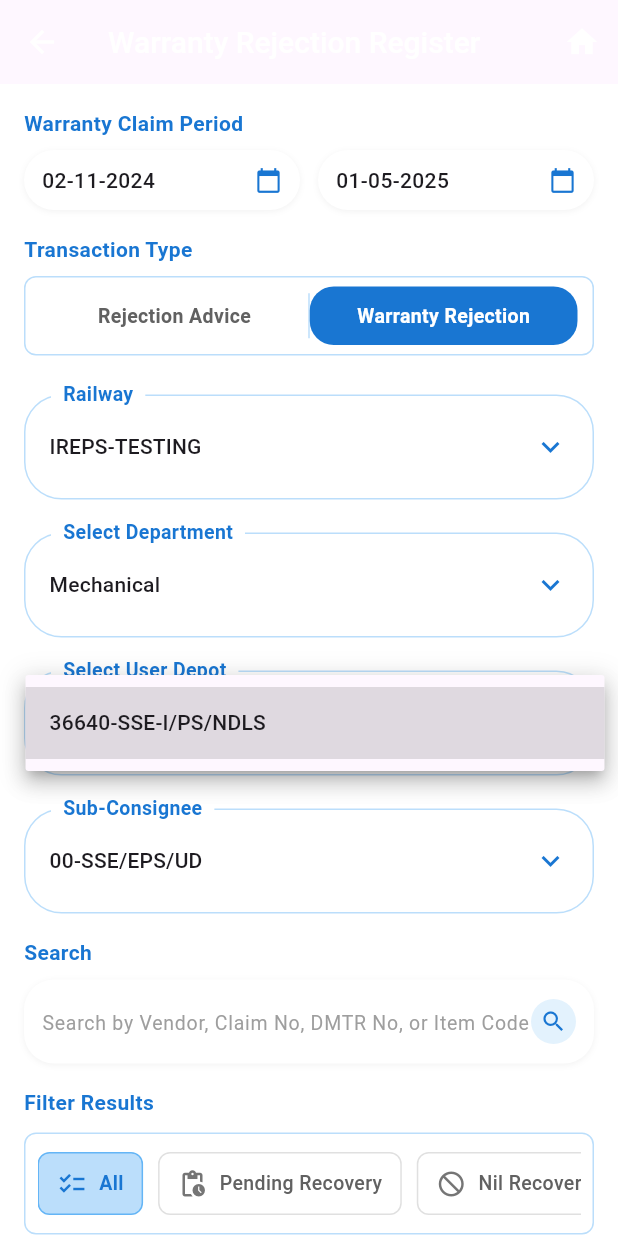
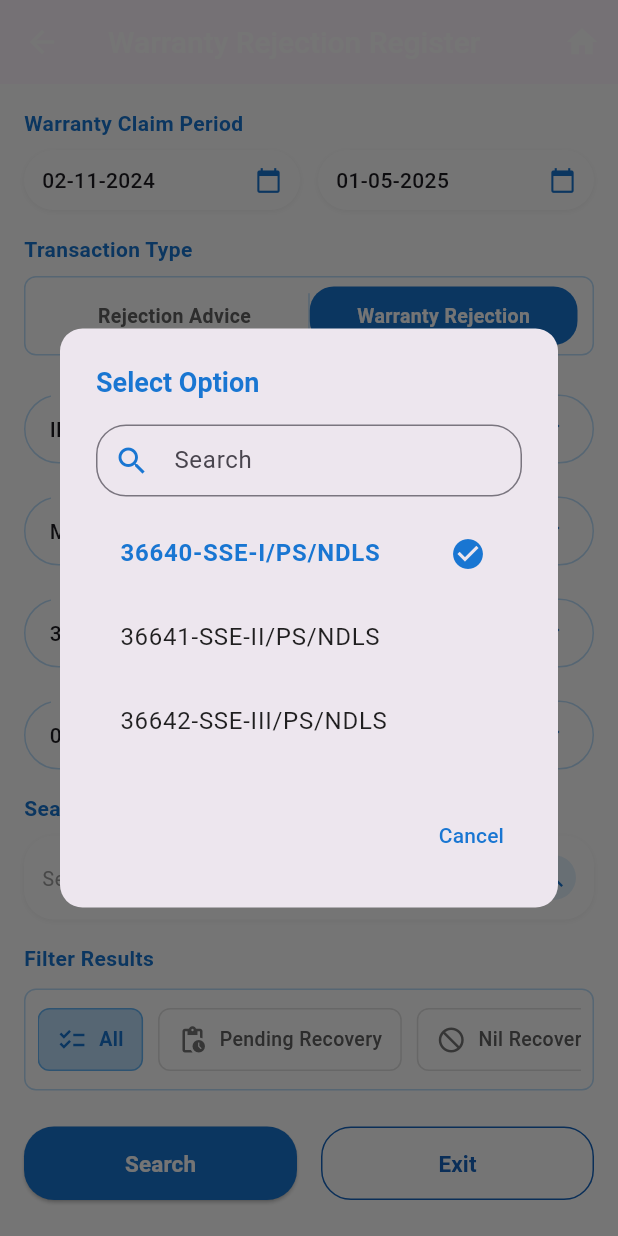
Before and after one commit to gajendrasingh05/ireps_training, a Flutter app: the WarrantyRejectionRegisterScreen screen opened directly, after a tap on "36640-SSE-I/PS/NDLS", on a phone screen of 412 x 824 dp. Run offline on Flutter 3.47's test engine with Material 3 defaults, Android fonts, the phone set to English and light mode, and no system bars; our stand-ins replace dropdown_search, flutter_svg, image_picker, package_info_plus, permission_handler, shared_preferences; missing offline and left inert: flutter_app; accounts and stored records are empty; Roboto replaces fonts that are missing (Gastie).

Commit message:
committed by Rishu - 13.05.2025 (Warranty rejection register)

```diff
--- a/lib/warrantyrejectionregister.dart
+++ b/lib/warrantyrejectionregister.dart
@@ -55,6 +55,12 @@ class WarrantyRejectionRegisterScreen extends StatefulWidget {
 class _WarrantyRejectionRegisterScreenState extends State<WarrantyRejectionRegisterScreen> {
   final TextEditingController _searchController = TextEditingController();
 
+  // Controllers for dropdown search
+  final TextEditingController _railwayController = TextEditingController();
+  final TextEditingController _departmentController = TextEditingController();
+  final TextEditingController _userDepotController = TextEditingController();
+  final TextEditingController _subConsigneeController = TextEditingController();
+
   DateTime? startDate = DateTime(2024, 2, 11);
   DateTime? endDate = DateTime(2025, 5, 1);
   String transactionType = 'Warranty Rejection Register';
@@ -63,6 +69,31 @@ class _WarrantyRejectionRegisterScreenState extends State<WarrantyRejectionRegis
   String userDepot = '36640-SSE-I/PS/NDLS';
   String subConsignee = '00-SSE/EPS/UD';
   String searchFilter = 'All';
+
+  // Lists for dropdown options
+  final List<String> railwayOptions = ['IREPS-TESTING', 'IREPS-PROD', 'NORTH-RAILWAY'];
+  final List<String> departmentOptions = ['Mechanical', 'Electrical', 'Civil', 'Signal'];
+  final List<String> userDepotOptions = ['36640-SSE-I/PS/NDLS', '36641-SSE-II/PS/NDLS', '36642-SSE-III/PS/NDLS'];
+  final List<String> subConsigneeOptions = ['00-SSE/EPS/UD', '01-SSE/EPS/LD', '02-SSE/EPS/CD'];
+
+  @override
+  void initState() {
+    super.initState();
+    _railwayController.text = railway;
+    _departmentController.text = department;
+    _userDepotController.text = userDepot;
+    _subConsigneeController.text = subConsignee;
+  }
+
+  @override
+  void dispose() {
+    _searchController.dispose();
+    _railwayController.dispose();
+    _departmentController.dispose();
+    _userDepotController.dispose();
+    _subConsigneeController.dispose();
+    super.dispose();
+  }
 
   @override
   Widget build(BuildContext context) {
@@ -211,239 +242,71 @@ class _WarrantyRejectionRegisterScreenState extends State<WarrantyRejectionRegis
               ),
               const SizedBox(height: 16),
 
-              // Railway dropdown - Made bigger
-              Stack(
-                clipBehavior: Clip.none,
-                children: [
-                  Container(
-                    margin: const EdgeInsets.only(top: 10),
-                    decoration: BoxDecoration(
-                      borderRadius: BorderRadius.circular(25),
-                      border: Border.all(color: Colors.blue.shade100),
-                    ),
-                    padding: const EdgeInsets.symmetric(horizontal: 16, vertical: 10), // Increased vertical padding
-                    child: DropdownButtonHideUnderline(
-                      child: DropdownButton<String>(
-                        value: railway,
-                        isExpanded: true,
-                        isDense: false, // Set to false for larger dropdown
-                        icon: Icon(Icons.keyboard_arrow_down, color: Colors.blue.shade700, size: 24), // Bigger icon
-                        items: ['IREPS-TESTING']
-                            .map((item) => DropdownMenuItem<String>(
-                          value: item,
-                          child: Text(
-                            item,
-                            style: const TextStyle(
-                              fontWeight: FontWeight.w500,
-                              fontSize: 14, // Larger font
-                            ),
-                          ),
-                        ))
-                            .toList(),
+              // Railway dropdown search
+              _buildDropdownSearch(
+                label: 'Railway',
+                controller: _railwayController,
+                options: railwayOptions,
+                currentValue: railway,
                 onChanged: (value) {
                   if (value != null) {
                     setState(() {
                       railway = value;
+                      _railwayController.text = value;
                     });
                   }
                 },
               ),
-                    ),
-                  ),
-                  Positioned(
-                    left: 18,
-                    top: 0,
-                    child: Container(
-                      padding: const EdgeInsets.symmetric(horizontal: 8),
-                      color: Colors.white,
-                      child: Text(
-                        'Railway',
-                        style: TextStyle(
-                          fontSize: 13, // Slightly larger font
-                          fontWeight: FontWeight.w600,
-                          color: Colors.blue.shade700,
-                        ),
-                      ),
-                    ),
-                  ),
-                ],
-              ),
               const SizedBox(height: 12),
 
-              // Department dropdown - Made bigger
-              Stack(
-                clipBehavior: Clip.none,
-                children: [
-                  Container(
-                    margin: const EdgeInsets.only(top: 10),
-                    decoration: BoxDecoration(
-                      borderRadius: BorderRadius.circular(25),
-                      border: Border.all(color: Colors.blue.shade100),
-                    ),
-                    padding: const EdgeInsets.symmetric(horizontal: 16, vertical: 10), // Increased vertical padding
-                    child: DropdownButtonHideUnderline(
-                      child: DropdownButton<String>(
-                        value: department,
-                        isExpanded: true,
-                        isDense: false, // Set to false for larger dropdown
-                        icon: Icon(Icons.keyboard_arrow_down, color: Colors.blue.shade700, size: 24), // Bigger icon
-                        items: ['Mechanical']
-                            .map((item) => DropdownMenuItem<String>(
-                          value: item,
-                          child: Text(
-                            item,
-                            style: const TextStyle(
-                              fontWeight: FontWeight.w500,
-                              fontSize: 14, // Larger font
-                            ),
-                          ),
-                        ))
-                            .toList(),
+              // Department dropdown search
+              _buildDropdownSearch(
+                label: 'Select Department',
+                controller: _departmentController,
+                options: departmentOptions,
+                currentValue: department,
                 onChanged: (value) {
                   if (value != null) {
                     setState(() {
                       department = value;
+                      _departmentController.text = value;
                     });
                   }
                 },
               ),
-                    ),
-                  ),
-                  Positioned(
-                    left: 18,
-                    top: 0,
-                    child: Container(
-                      padding: const EdgeInsets.symmetric(horizontal: 8),
-                      color: Colors.white,
-                      child: Text(
-                        'Select Department',
-                        style: TextStyle(
-                          fontSize: 13, // Slightly larger font
-                          fontWeight: FontWeight.w600,
-                          color: Colors.blue.shade700,
-                        ),
-                      ),
-                    ),
-                  ),
-                ],
-              ),
               const SizedBox(height: 12),
 
-              // User Depot dropdown - Made bigger
-              Stack(
-                clipBehavior: Clip.none,
-                children: [
-                  Container(
-                    margin: const EdgeInsets.only(top: 10),
-                    decoration: BoxDecoration(
-                      borderRadius: BorderRadius.circular(25),
-                      border: Border.all(color: Colors.blue.shade100),
-                    ),
-                    padding: const EdgeInsets.symmetric(horizontal: 16, vertical: 10), // Increased vertical padding
-                    child: DropdownButtonHideUnderline(
-                      child: DropdownButton<String>(
-                        value: userDepot,
-                        isExpanded: true,
-                        isDense: false, // Set to false for larger dropdown
-                        icon: Icon(Icons.keyboard_arrow_down, color: Colors.blue.shade700, size: 24), // Bigger icon
-                        items: ['36640-SSE-I/PS/NDLS']
-                            .map((item) => DropdownMenuItem<String>(
-                          value: item,
-                          child: Text(
-                            item,
-                            style: const TextStyle(
-                              fontWeight: FontWeight.w500,
-                              fontSize: 14, // Larger font
-                            ),
-                          ),
-                        ))
-                            .toList(),
+              // User Depot dropdown search
+              _buildDropdownSearch(
+                label: 'Select User Depot',
+                controller: _userDepotController,
+                options: userDepotOptions,
+                currentValue: userDepot,
                 onChanged: (value) {
                   if (value != null) {
                     setState(() {
                       userDepot = value;
+                      _userDepotController.text = value;
                     });
                   }
                 },
               ),
-                    ),
-                  ),
-                  Positioned(
-                    left: 18,
-                    top: 0,
-                    child: Container(
-                      padding: const EdgeInsets.symmetric(horizontal: 8),
-                      color: Colors.white,
-                      child: Text(
-                        'Select User Depot',
-                        style: TextStyle(
-                          fontSize: 13, // Slightly larger font
-                          fontWeight: FontWeight.w600,
-                          color: Colors.blue.shade700,
-                        ),
-                      ),
-                    ),
-                  ),
-                ],
-              ),
               const SizedBox(height: 12),
 
-              // Sub-Consignee dropdown - Made bigger
-              Stack(
-                clipBehavior: Clip.none,
-                children: [
-                  Container(
-                    margin: const EdgeInsets.only(top: 10),
-                    decoration: BoxDecoration(
-                      borderRadius: BorderRadius.circular(25),
-                      border: Border.all(color: Colors.blue.shade100),
-                    ),
-                    padding: const EdgeInsets.symmetric(horizontal: 16, vertical: 10), // Increased vertical padding
-                    child: DropdownButtonHideUnderline(
-                      child: DropdownButton<String>(
-                        value: subConsignee,
-                        isExpanded: true,
-                        isDense: false, // Set to false for larger dropdown
-                        icon: Icon(Icons.keyboard_arrow_down, color: Colors.blue.shade700, size: 24), // Bigger icon
-                        items: ['00-SSE/EPS/UD']
-                            .map((item) => DropdownMenuItem<String>(
-                          value: item,
-                          child: Text(
-                            item,
-                            style: const TextStyle(
-                              fontWeight: FontWeight.w500,
-                              fontSize: 14, // Larger font
-                            ),
-                          ),
-                        ))
-                            .toList(),
+              // Sub-Consignee dropdown search
+              _buildDropdownSearch(
+                label: 'Sub-Consignee',
+                controller: _subConsigneeController,
+                options: subConsigneeOptions,
+                currentValue: subConsignee,
                 onChanged: (value) {
                   if (value != null) {
                     setState(() {
                       subConsignee = value;
+                      _subConsigneeController.text = value;
                     });
                   }
                 },
-                      ),
-                    ),
-                  ),
-                  Positioned(
-                    left: 18,
-                    top: 0,
-                    child: Container(
-                      padding: const EdgeInsets.symmetric(horizontal: 8),
-                      color: Colors.white,
-                      child: Text(
-                        'Sub-Consignee',
-                        style: TextStyle(
-                          fontSize: 13, // Slightly larger font
-                          fontWeight: FontWeight.w600,
-                          color: Colors.blue.shade700,
-                        ),
-                      ),
-                    ),
-                  ),
-                ],
               ),
               const SizedBox(height: 16),
 
@@ -606,6 +469,175 @@ class _WarrantyRejectionRegisterScreenState extends State<WarrantyRejectionRegis
     );
   }
 
+  // Custom dropdown search widget
+  Widget _buildDropdownSearch({
+    required String label,
+    required TextEditingController controller,
+    required List<String> options,
+    required String currentValue,
+    required Function(String?) onChanged,
+  }) {
+    return Stack(
+      clipBehavior: Clip.none,
+      children: [
+        Container(
+          margin: const EdgeInsets.only(top: 10),
+          decoration: BoxDecoration(
+            borderRadius: BorderRadius.circular(25),
+            border: Border.all(color: Colors.blue.shade100),
+          ),
+          child: InkWell(
+            onTap: () {
+              _showSearchDropdown(context, options, currentValue, onChanged);
+            },
+            child: Padding(
+              padding: const EdgeInsets.symmetric(horizontal: 16, vertical: 10),
+              child: Row(
+                children: [
+                  Expanded(
+                    child: Text(
+                      currentValue,
+                      style: const TextStyle(
+                        fontWeight: FontWeight.w500,
+                        fontSize: 14,
+                      ),
+                    ),
+                  ),
+                  Icon(Icons.keyboard_arrow_down, color: Colors.blue.shade700, size: 24),
+                ],
+              ),
+            ),
+          ),
+        ),
+        Positioned(
+          left: 18,
+          top: 0,
+          child: Container(
+            padding: const EdgeInsets.symmetric(horizontal: 8),
+            color: Colors.white,
+            child: Text(
+              label,
+              style: TextStyle(
+                fontSize: 13,
+                fontWeight: FontWeight.w600,
+                color: Colors.blue.shade700,
+              ),
+            ),
+          ),
+        ),
+      ],
+    );
+  }
+
+  // Method to show dropdown search dialog
+  Future<void> _showSearchDropdown(
+      BuildContext context,
+      List<String> options,
+      String currentValue,
+      Function(String?) onChanged,
+      ) async {
+    final TextEditingController searchController = TextEditingController();
+    List<String> filteredOptions = List.from(options);
+
+    // Show a search dialog
+    await showDialog(
+      context: context,
+      builder: (BuildContext context) {
+        return StatefulBuilder(
+          builder: (context, setState) {
+            return AlertDialog(
+              title: Text(
+                'Select Option',
+                style: TextStyle(
+                  color: Colors.blue.shade700,
+                  fontSize: 18,
+                  fontWeight: FontWeight.bold,
+                ),
+              ),
+              content: Container(
+                width: double.maxFinite,
+                child: Column(
+                  mainAxisSize: MainAxisSize.min,
+                  children: [
+                    // Search field
+                    TextField(
+                      controller: searchController,
+                      decoration: InputDecoration(
+                        hintText: 'Search',
+                        prefixIcon: Icon(Icons.search, color: Colors.blue.shade700),
+                        border: OutlineInputBorder(
+                          borderRadius: BorderRadius.circular(20),
+                          borderSide: BorderSide(color: Colors.blue.shade100),
+                        ),
+                        contentPadding: const EdgeInsets.symmetric(vertical: 10),
+                      ),
+                      onChanged: (value) {
+                        setState(() {
+                          filteredOptions = options
+                              .where((option) => option.toLowerCase().contains(value.toLowerCase()))
+                              .toList();
+                        });
+                      },
+                    ),
+                    const SizedBox(height: 10),
+                    // Options list
+                    Container(
+                      constraints: BoxConstraints(
+                        maxHeight: MediaQuery.of(context).size.height * 0.3,
+                      ),
+                      child: ListView.builder(
+                        shrinkWrap: true,
+                        itemCount: filteredOptions.length,
+                        itemBuilder: (context, index) {
+                          final option = filteredOptions[index];
+                          final isSelected = option == currentValue;
+
+                          return ListTile(
+                            title: Text(
+                              option,
+                              style: TextStyle(
+                                fontWeight: isSelected ? FontWeight.bold : FontWeight.normal,
+                                color: isSelected ? Colors.blue.shade700 : Colors.black87,
+                              ),
+                            ),
+                            trailing: isSelected
+                                ? Icon(Icons.check_circle, color: Colors.blue.shade700)
+                                : null,
+                            onTap: () {
+                              onChanged(option);
+                              Navigator.pop(context);
+                            },
+                          );
+                        },
+                      ),
+                    ),
+                  ],
+                ),
+              ),
+              actions: [
+                TextButton(
+                  child: Text(
+                    'Cancel',
+                    style: TextStyle(color: Colors.blue.shade700),
+                  ),
+                  onPressed: () {
+                    Navigator.pop(context);
+                  },
+                ),
+              ],
+              shape: RoundedRectangleBorder(
+                borderRadius: BorderRadius.circular(15),
+              ),
+            );
+          },
+        );
+      },
+    );
+
+    // Dispose of the controller
+    searchController.dispose();
+  }
+
   Widget _buildSectionTitle(String title) {
     return Text(
       title,
@@ -668,34 +700,6 @@ class _WarrantyRejectionRegisterScreenState extends State<WarrantyRejectionRegis
     );
   }
 
-  Widget _buildCompactFilterOption({
-    required String label,
-    required bool isSelected,
-    required VoidCallback onTap,
-  }) {
-    return InkWell(
-      onTap: onTap,
-      child: Container(
-        decoration: BoxDecoration(
-          color: isSelected ? Colors.blue.shade100 : Colors.white,
-          borderRadius: BorderRadius.circular(15),
-          border: Border.all(
-            color: isSelected ? Colors.blue.shade300 : Colors.grey.shade300,
-          ),
-        ),
-        padding: const EdgeInsets.symmetric(vertical: 6, horizontal: 12),
-        child: Text(
-          label,
-          style: TextStyle(
-            fontSize: 12,
-            fontWeight: isSelected ? FontWeight.w600 : FontWeight.w500,
-            color: isSelected ? Colors.blue.shade700 : Colors.grey.shade700,
-          ),
-        ),
-      ),
-    );
-  }
-
   Widget _buildHorizontalFilterOption({
     required String label,
     required IconData icon,
```
Lines whose indentation alone changed are shown as unchanged.
